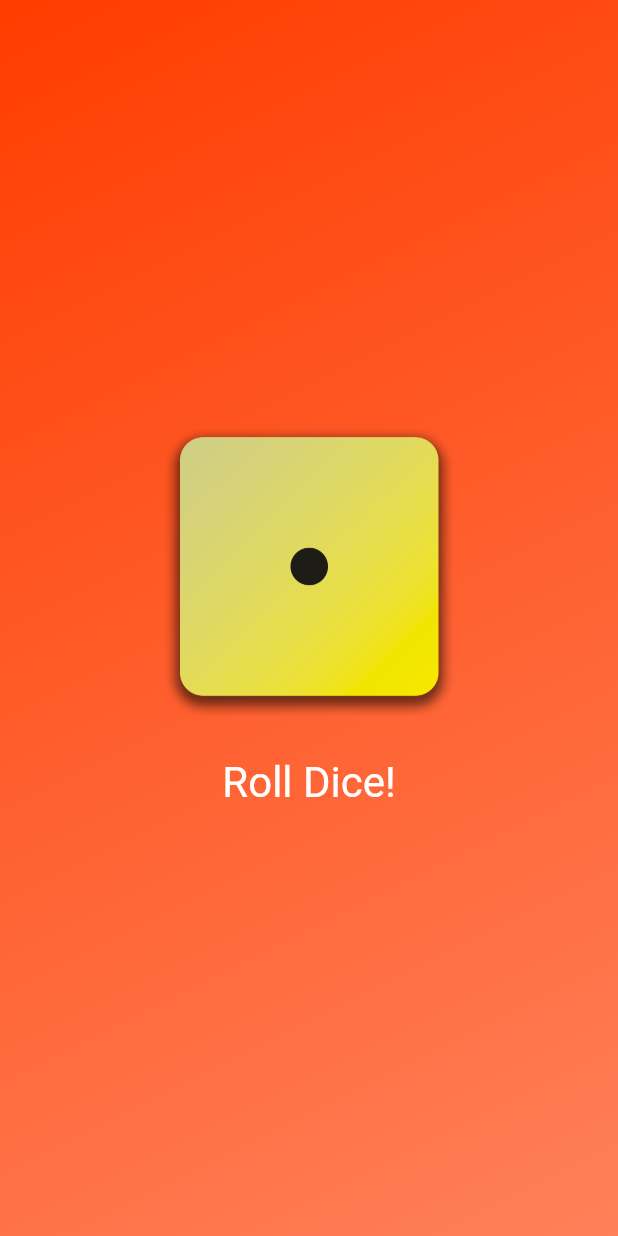
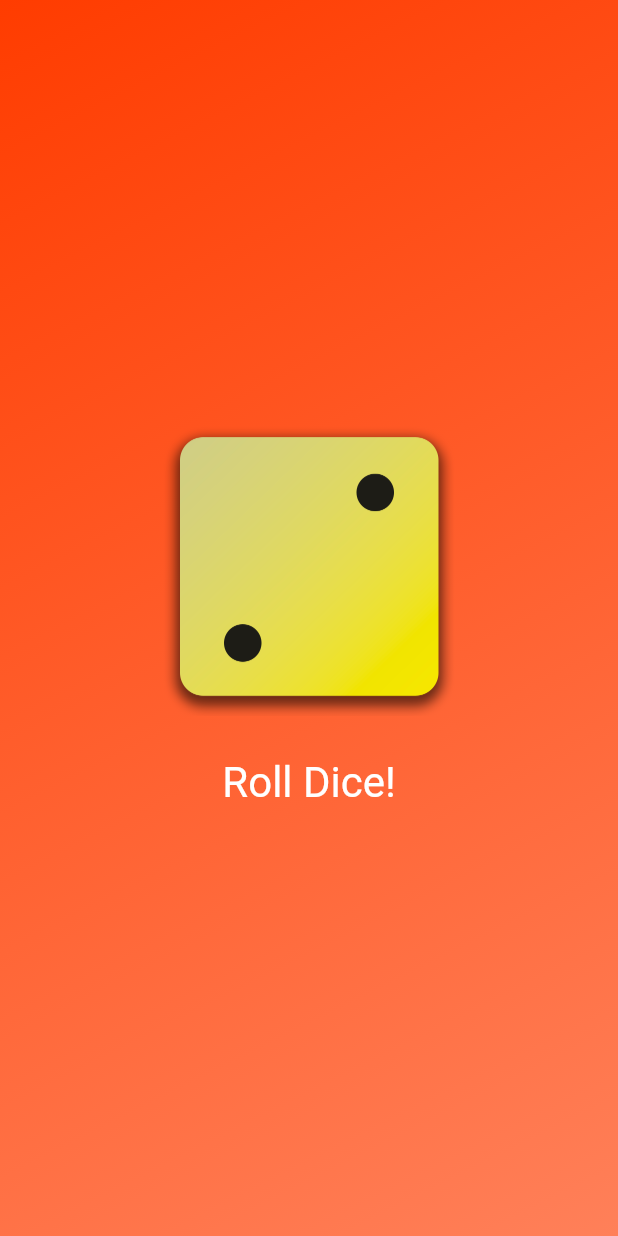
Before and after one commit to kronquistea/Flutter-Dice-Roll-App, a Flutter app: the screen it shows after launch, after a tap on "Roll Dice!", on a phone screen of 412 x 824 dp. Run offline on Flutter 3.47's test engine with Material 3 defaults, Android fonts, the phone set to English and light mode, and no system bars.

Commit message:
End Lecture 50

```diff
--- /dev/null
+++ b/lib/dice_roller.dart
@@ -0,0 +1,49 @@
+import 'package:flutter/material.dart';
+
+class DiceRoller extends StatefulWidget {
+  const DiceRoller({super.key});
+
+  @override
+  State<DiceRoller> createState() {
+    return _DiceRollerState();
+  }
+}
+
+class _DiceRollerState extends State<DiceRoller> {
+  var activeDiceImage = 'assets/images/dice-1.png';
+
+  void rollDice() {
+    setState(() {
+      activeDiceImage = 'assets/images/dice-2.png';
+    });
+  }
+
+  @override
+  Widget build(context) {
+    return Column(
+      mainAxisSize: MainAxisSize.min,
+      children: [
+        Image.asset(
+          activeDiceImage,
+          width: 200,
+        ),
+        const SizedBox(
+          height: 20,
+        ),
+        TextButton(
+          onPressed: rollDice,
+          style: TextButton.styleFrom(
+            // padding: const EdgeInsets.only(
+            //   top: 20,
+            // ),
+            foregroundColor: Colors.white,
+            textStyle: const TextStyle(
+              fontSize: 28,
+            ),
+          ),
+          child: const Text('Roll Dice!'),
+        ),
+      ],
+    );
+  }
+}
--- a/lib/gradient_container.dart
+++ b/lib/gradient_container.dart
@@ -1,27 +1,23 @@
 import 'package:flutter/material.dart';
+
+import 'package:first_app/dice_roller.dart';
 
 const startAlignment = Alignment.topLeft;
 const endAlignment = AlignmentGeometry.bottomRight;
 
 class GradientContainer extends StatelessWidget {
-  GradientContainer(this.color1, this.color2, {super.key});
+  const GradientContainer(this.color1, this.color2, {super.key});
 
-  GradientContainer.purple({super.key})
+  const GradientContainer.purple({super.key})
     : color1 = Colors.deepPurple,
       color2 = Colors.indigo;
 
-  GradientContainer.orange({super.key})
+  const GradientContainer.orange({super.key})
     : color1 = const Color.fromARGB(255, 255, 60, 0),
       color2 = const Color.fromARGB(255, 255, 128, 89);
 
   final Color color1;
   final Color color2;
-  var activeDiceImage = 'assets/images/dice-1.png';
-
-  void rollDice() {
-    activeDiceImage = 'assets/images/dice-2.png';
-    print('Changed image');
-  }
 
   @override
   Widget build(context) {
@@ -37,31 +33,7 @@ class GradientContainer extends StatelessWidget {
         ),
       ),
       child: Center(
-        child: Column(
-          mainAxisSize: MainAxisSize.min,
-          children: [
-            Image.asset(
-              activeDiceImage,
-              width: 200,
-            ),
-            const SizedBox(
-              height: 20,
-            ),
-            TextButton(
-              onPressed: rollDice,
-              style: TextButton.styleFrom(
-                // padding: const EdgeInsets.only(
-                //   top: 20,
-                // ),
-                foregroundColor: Colors.white,
-                textStyle: const TextStyle(
-                  fontSize: 28,
-                ),
-              ),
-              child: const Text('Roll Dice!'),
-            ),
-          ],
-        ),
+        child: DiceRoller(),
       ),
     );
   }
--- a/lib/main.dart
+++ b/lib/main.dart
@@ -3,7 +3,7 @@ import 'package:first_app/gradient_container.dart';
 
 void main() {
   runApp(
-    MaterialApp(
+    const MaterialApp(
       home: Scaffold(
         body: GradientContainer.orange(),
       ),
```
